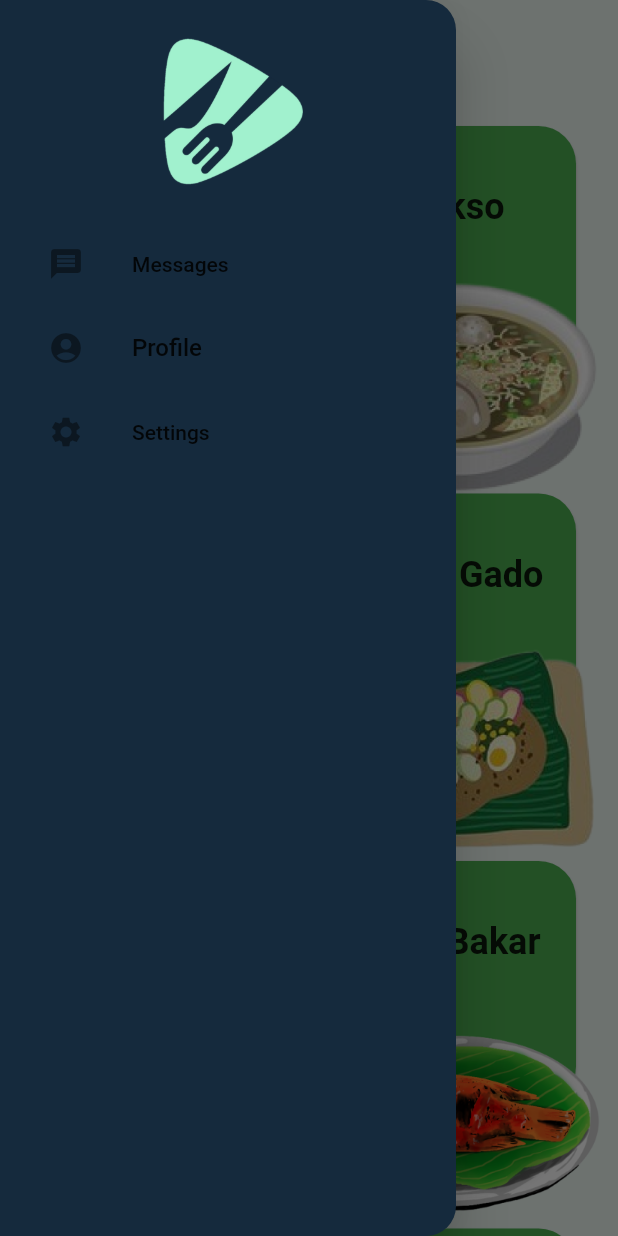
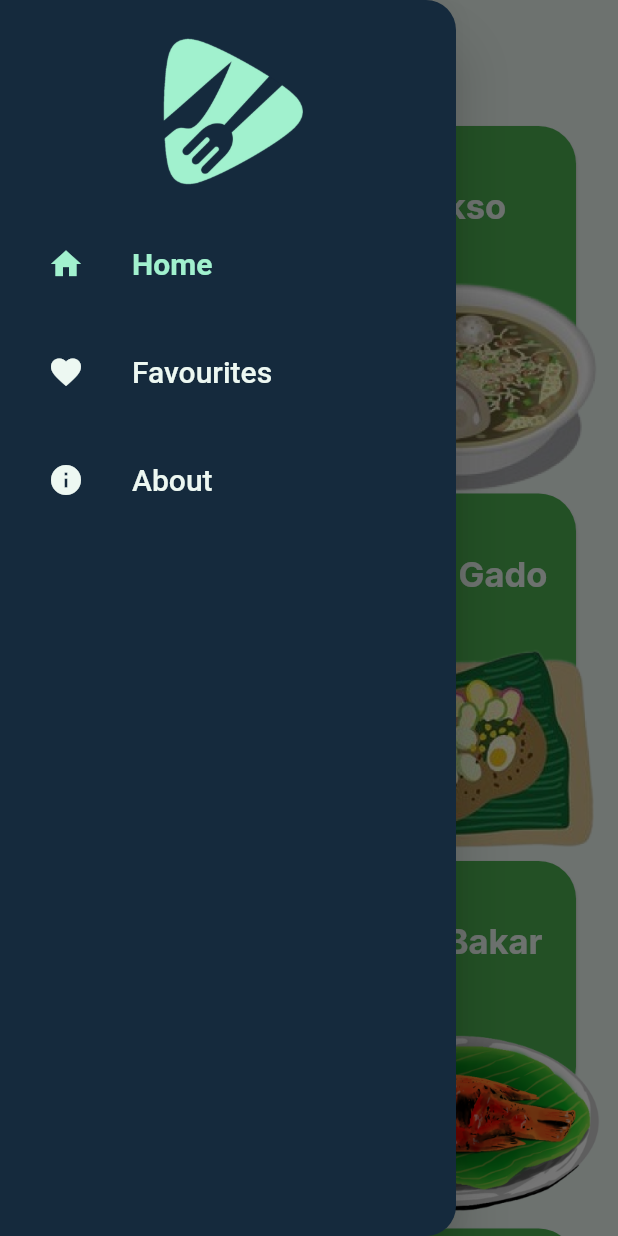
Before and after one commit to rahdeva/masak_in, a Flutter app: the HomeScreen screen opened by its route, with the side drawer open, on a phone screen of 412 x 824 dp. Run offline on Flutter 3.47's test engine with Material 2 defaults, Android fonts, the phone set to English and light mode, and no system bars; our stand-ins replace google_fonts.

Commit message:
add text theme and complete drawer

```diff
--- /dev/null
+++ b/lib/common/font.dart
@@ -0,0 +1,32 @@
+import 'package:flutter/material.dart';
+import 'package:google_fonts/google_fonts.dart';
+import 'package:masak_in/common/color.dart';
+
+var projectTextTheme = TextTheme(
+  headline1: GoogleFonts.inter(
+      fontSize: 93, fontWeight: FontWeight.w300, letterSpacing: -1.5),
+  headline2: GoogleFonts.inter(
+      fontSize: 58, fontWeight: FontWeight.w300, letterSpacing: -0.5),
+  headline3: GoogleFonts.inter(
+      fontSize: 47, fontWeight: FontWeight.w400),
+  headline4: GoogleFonts.inter(
+      fontSize: 33, fontWeight: FontWeight.w400, letterSpacing: 0.25),
+  headline5: GoogleFonts.inter(
+      fontSize: 23, fontWeight: FontWeight.bold, color: bgColor),
+  headline6: GoogleFonts.inter(
+      fontSize: 19, fontWeight: FontWeight.w500, letterSpacing: 0.15),
+  subtitle1: GoogleFonts.inter(
+      fontSize: 16, fontWeight: FontWeight.w400, letterSpacing: 0.15),
+  subtitle2: GoogleFonts.inter(
+      fontSize: 14, fontWeight: FontWeight.w500, letterSpacing: 0.1),
+  bodyText1: GoogleFonts.inter(
+      fontSize: 16, fontWeight: FontWeight.w400, letterSpacing: 0.5),
+  bodyText2: GoogleFonts.inter(
+      fontSize: 14, fontWeight: FontWeight.w400, letterSpacing: 0.25),
+  button: GoogleFonts.inter(
+      fontSize: 14, fontWeight: FontWeight.w500, letterSpacing: 1.25),
+  caption: GoogleFonts.inter(
+      fontSize: 12, fontWeight: FontWeight.w400, letterSpacing: 0.4),
+  overline: GoogleFonts.inter(
+      fontSize: 10, fontWeight: FontWeight.w400, letterSpacing: 1.5),
+);
--- a/lib/screens/about.dart
+++ b/lib/screens/about.dart
@@ -1,4 +1,5 @@
 import 'package:flutter/material.dart';
+import '../common/color.dart';
 
 class AboutScreen extends StatelessWidget {
   const AboutScreen({ Key? key }) : super(key: key);
@@ -6,7 +7,7 @@ class AboutScreen extends StatelessWidget {
   @override
   Widget build(BuildContext context) {
     return Scaffold(
-      // backgroundColor: bgColor,
+      backgroundColor: bgColor,
       body: SizedBox(
         height: double.infinity,
         width: double.infinity,
--- a/lib/screens/favourites.dart
+++ b/lib/screens/favourites.dart
@@ -0,0 +1,13 @@
+import 'package:flutter/cupertino.dart';
+
+class FavouritesScreen extends StatelessWidget {
+  static const routeName = '/favourites';
+  const FavouritesScreen({ Key? key }) : super(key: key);
+
+  @override
+  Widget build(BuildContext context) {
+    return Center(
+      child: Text("Ini Favourites")
+    );
+  }
+}
--- a/lib/screens/home.dart
+++ b/lib/screens/home.dart
@@ -1,4 +1,7 @@
 import 'package:flutter/material.dart';
+import '../common/font.dart';
+import '../screens/about.dart';
+import '../screens/favourites.dart';
 import '../common/color.dart';
 import '../screens/detail.dart';
 import '../models/foods.dart';
@@ -20,7 +23,7 @@ class HomeScreen extends StatelessWidget {
             bottomRight: Radius.circular(20)
           ),
         ),
-        child: Column(
+        child: ListView(
           children: [
             Container(
               margin: const EdgeInsets.symmetric(vertical: 24.0),
@@ -29,24 +32,38 @@ class HomeScreen extends StatelessWidget {
               child: Image.asset("assets/images/others/logoImages.png")
             ),
             const Padding(
-              padding: EdgeInsets.only(left: 16.0),
+              padding: EdgeInsets.only(left: 16.0, bottom: 16.0, right: 16.0),
               child: ListTile(
-                leading: Icon(Icons.message),
-                title: Text('Messages'),
+                leading: Icon(Icons.home, color: logoColor),
+                title: Text('Home', style: TextStyle(fontSize: 20.0, color: logoColor, fontWeight: FontWeight.bold)),
               ),
             ),
-            const Padding(
-              padding: EdgeInsets.only(left: 16.0),
-              child: ListTile(
-                leading: Icon(Icons.account_circle),
-                title: Text('Profile', style: TextStyle(fontSize: 16.0),),
+            Padding(
+              padding: const EdgeInsets.only(left: 16.0, bottom: 16.0, right: 16.0),
+              child: InkWell(
+                onTap: () {
+                  Navigator.push(context, MaterialPageRoute(builder: (context) {
+                    return const FavouritesScreen();
+                  }));
+                },
+                child: const ListTile(
+                  leading: Icon(Icons.favorite, color: bgColor,),
+                  title: Text('Favourites', style: TextStyle(fontSize: 20.0, color: bgColor)),
+                ),
               ),
             ),
-            const Padding(
-              padding: EdgeInsets.only(left: 16.0),
-              child: ListTile(
-                leading: Icon(Icons.settings),
-                title: Text('Settings'),
+            Padding(
+              padding: const EdgeInsets.only(left: 16.0, bottom: 16.0, right: 16.0),
+              child: InkWell(
+                onTap: () {
+                  Navigator.push(context, MaterialPageRoute(builder: (context) {
+                    return const AboutScreen();
+                  }));
+                },
+                child: const ListTile(
+                  leading: Icon(Icons.info, color: bgColor,),
+                  title: Text('About', style: TextStyle(fontSize: 20.0, color: bgColor)),
+                ),
               ),
             ),
           ],
@@ -61,6 +78,7 @@ class HomeScreen extends StatelessWidget {
         ),
         backgroundColor: Colors.transparent,
         elevation: 0,
+        iconTheme: const IconThemeData(color: blueColor),
       ),
       body: LayoutBuilder(
         builder: (BuildContext context, BoxConstraints constraints) {
@@ -125,10 +143,7 @@ class FoodGrid extends StatelessWidget {
                       child: Center(
                         child: Text(
                           foods.name,
-                          style: const TextStyle(
-                            fontSize: 24.0,
-                            fontWeight: FontWeight.bold,
-                          ),
+                          style: projectTextTheme.headline5
                         ),
                       ),
                     ),
--- a/pubspec.yaml
+++ b/pubspec.yaml
@@ -31,6 +31,7 @@ dependencies:
   flutter:
     sdk: flutter
   flutter_iconly: ^1.0.2
+  google_fonts: ^3.0.1
 
 dev_dependencies:
   flutter_lints: ^1.0.0
```
Also changed, not shown: pubspec.lock.
